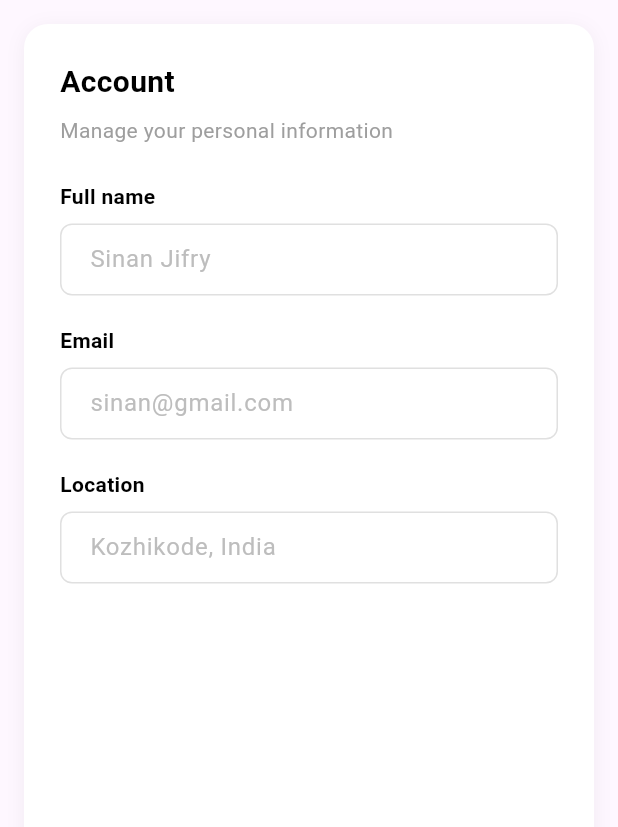
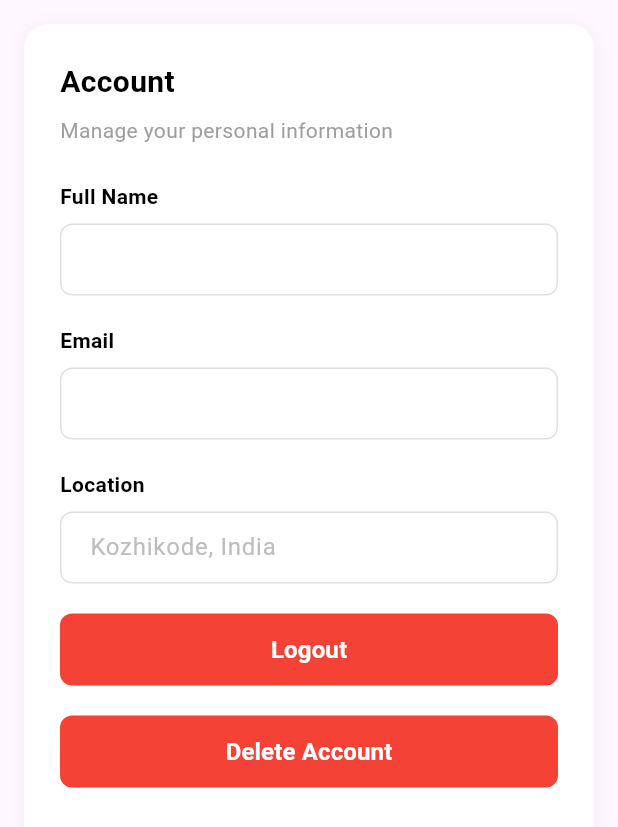
Before and after one commit to sayedsinan/CityConnect-Public-Issue-Reporter, a Flutter app: the AccountTab widget shown alone on an empty page, opened directly, on a phone screen of 412 x 824 dp. Shown: the top 827 px of the screen. Run offline on Flutter 3.47's test engine with Material 3 defaults, Android fonts, the phone set to English and light mode, and no system bars; our stand-ins replace cloud_firestore, firebase_auth, firebase_core, flutter_vector_icons, get; accounts and stored records are empty; generated files the repository leaves out were written again; network calls fail.

Commit message:
Login ,Sign up , Profile,Logout , Delete Account Firebase functinlity integrated

```diff
--- /dev/null
+++ b/lib/model/user_model.dart
@@ -0,0 +1,19 @@
+class UserModel {
+  String? uid;
+  String email;
+  String name;
+  String password;
+  UserModel({this.uid, required this.email, required this.name,required this.password});
+  Map<String, dynamic> toMap() {
+    return {'uid': uid, 'email': email, 'name':name,"password": password};
+  }
+
+  factory UserModel.fromMap(Map<String, dynamic> map) {
+    return UserModel(
+      uid: map['uid'],
+      email: map['email'],
+      name: map['name'],
+      password: map['password'],
+    );
+  }
+}
--- a/lib/view/auth/login_screen.dart
+++ b/lib/view/auth/login_screen.dart
@@ -90,7 +90,7 @@ class LoginPage extends StatelessWidget {
                       onPressed: () {
                         Get.to(() => MainNavigation());
                       },
-                      backgroundColor: blueColor,
+                      backgroundColor: blackColor,
                       textColor: whiteColor,
                       height: 48,
                       width: double.infinity,
@@ -130,7 +130,7 @@ class LoginPage extends StatelessWidget {
                     CustomButton(
                       text: "Continue With Google",
                       onPressed: () {},
-                      backgroundColor: goldenColor,
+                      backgroundColor: Colors.grey[300]!,
                       textColor: blackColor,
                       height: 48,
                       width: double.infinity,
--- a/lib/view/widgets/account_tab.dart
+++ b/lib/view/widgets/account_tab.dart
@@ -1,28 +1,103 @@
+import 'package:city_connect/controller/auth_controller.dart';
+import 'package:city_connect/view/style/color.dart';
+import 'package:city_connect/view/widgets/custom_button.dart';
 import 'package:city_connect/view/widgets/custom_input_field.dart';
 import 'package:flutter/material.dart';
+import 'package:get/get.dart';
+
 class AccountTab extends StatelessWidget {
   const AccountTab({super.key});
 
   @override
   Widget build(BuildContext context) {
+    final AuthController authController = Get.find<AuthController>();
+
+    return Obx(() {
+      final user = authController.currentUser.value;
+
+      if (user == null) {
+        return const Center(child: Text("Something went wrong"));
+      }
+
       return _buildCard(
         child: Column(
           crossAxisAlignment: CrossAxisAlignment.start,
-        children: const [
-          Text('Account',
-              style: TextStyle(fontSize: 20, fontWeight: FontWeight.w700, color: Colors.black)),
-          SizedBox(height: 8),
-          Text('Manage your personal information',
-              style: TextStyle(fontSize: 14, color: Colors.grey)),
-          SizedBox(height: 24),
-          _Field(label: 'Full name', hint: 'Sinan Jifry'),
+          children: [
+            const Text(
+              'Account',
+              style: TextStyle(
+                fontSize: 20,
+                fontWeight: FontWeight.w700,
+                color: Colors.black,
+              ),
+            ),
+            const SizedBox(height: 8),
+            const Text(
+              'Manage your personal information',
+              style: TextStyle(fontSize: 14, color: Colors.grey),
+            ),
+            const SizedBox(height: 24),
+
+            // Name Field (display only for now)
+            _Field(
+              label: 'Full Name',
+              hint: user.name,
+              controller: TextEditingController(text: user.name),
+            ),
+            const SizedBox(height: 20),
+
+            // Email Field
+            _Field(
+              label: 'Email',
+              hint: user.email,
+              controller: TextEditingController(text: user.email),
+            ),
+            const SizedBox(height: 20),
+
+            // Location Field (You can make this editable later)
+            _Field(
+              label: 'Location',
+              hint: 'Kozhikode, India',
+              controller: TextEditingController(),
+            ),
+            const SizedBox(height: 20),
+
+            // Logout Button
+            CustomButton(
+              text: "Logout",
+              onPressed: () => authController.logout(),
+              backgroundColor: Colors.red,
+              textColor: whiteColor,
+              height: 48,
+              width: double.infinity,
+            ),
             SizedBox(height: 20),
-          _Field(label: 'Email', hint: 'sinan@gmail.com'),
-          SizedBox(height: 20),
-          _Field(label: 'Location', hint: 'Kozhikode, India'),
+            CustomButton(
+              text: "Delete Account",
+              onPressed: () {
+                Get.defaultDialog(
+                  title: "Confirm Delete",
+                  middleText:
+                      "Are you sure you want to delete your account? This action cannot be undone.",
+                  textCancel: "Cancel",
+                  textConfirm: "Delete",
+                  confirmTextColor: Colors.white,
+                  onConfirm: () {
+                    authController.deleteAccount();
+                    Get.back();
+                  },
+                  onCancel: () {},
+                );
+              },
+              backgroundColor: Colors.red,
+              textColor: whiteColor,
+              height: 48,
+              width: double.infinity,
+            ),
           ],
         ),
       );
+    });
   }
 
   Widget _buildCard({required Widget child}) => Container(
@@ -32,7 +107,11 @@ class AccountTab extends StatelessWidget {
       color: Colors.white,
       borderRadius: BorderRadius.circular(16),
       boxShadow: [
-            BoxShadow(color: Colors.black.withOpacity(0.05), blurRadius: 10, offset: const Offset(0, 2)),
+        BoxShadow(
+          color: Colors.black.withOpacity(0.05),
+          blurRadius: 10,
+          offset: const Offset(0, 2),
+        ),
       ],
     ),
     child: child,
@@ -42,21 +121,35 @@ class AccountTab extends StatelessWidget {
 class _Field extends StatelessWidget {
   final String label;
   final String hint;
+  final TextEditingController controller;
 
-  const _Field({required this.label, required this.hint});
+  const _Field({
+    required this.label,
+    required this.hint,
+    required this.controller,
+  });
 
   @override
   Widget build(BuildContext context) {
-    return Column(crossAxisAlignment: CrossAxisAlignment.start, children: [
-      Text(label,
-          style: const TextStyle(fontSize: 14, fontWeight: FontWeight.w600, color: Colors.black)),
+    return Column(
+      crossAxisAlignment: CrossAxisAlignment.start,
+      children: [
+        Text(
+          label,
+          style: const TextStyle(
+            fontSize: 14,
+            fontWeight: FontWeight.w600,
+            color: Colors.black,
+          ),
+        ),
         const SizedBox(height: 8),
         CustomInputField(
           hintText: hint,
-        controller: TextEditingController(),
+          controller: controller,
           isPassword: false,
           maxLine: 1,
         ),
-    ]);
+      ],
+    );
   }
 }
--- a/lib/view/widgets/custom_input_field.dart
+++ b/lib/view/widgets/custom_input_field.dart
@@ -5,12 +5,15 @@ class CustomInputField extends StatefulWidget {
   final TextEditingController controller;
   final bool isPassword;
   final int maxLine;
+  final FormFieldValidator<String>? validator;
   const CustomInputField({
     super.key,
+    this.validator,
     required this.hintText,
     required this.controller,
     required this.isPassword,
-    required this.maxLine
+    required this.maxLine,
+
   });
 
   @override
@@ -20,8 +23,9 @@ class CustomInputField extends StatefulWidget {
 class _CustomInputFieldState extends State<CustomInputField> {
   @override
   Widget build(BuildContext context) {
-    return TextField(
-      maxLines:widget.maxLine ,
+    return TextFormField(
+      validator: widget.validator,
+      maxLines: widget.maxLine,
       controller: widget.controller,
       obscureText: widget.isPassword,
       decoration: InputDecoration(
--- a/pubspec.yaml
+++ b/pubspec.yaml
@@ -39,6 +39,7 @@ dependencies:
   firebase_core: ^4.1.1
   google_maps_flutter: ^2.13.1
   flutter_vector_icons: ^2.0.0
+  cloud_firestore: ^6.0.2
 
 dev_dependencies:
   flutter_test:
```
Also changed, not shown: lib/controller/auth_controller.dart (added, +146 -0 lines), lib/main.dart (+6 -1 lines), lib/view/auth/sign_up_screen.dart (+57 -19 lines), lib/view/profile/profile_screen.dart (+8 -0 lines), lib/view/splash_screen.dart (+16 -12 lines), pubspec.lock, 3 other files. Lines whose indentation alone changed are shown as unchanged.
